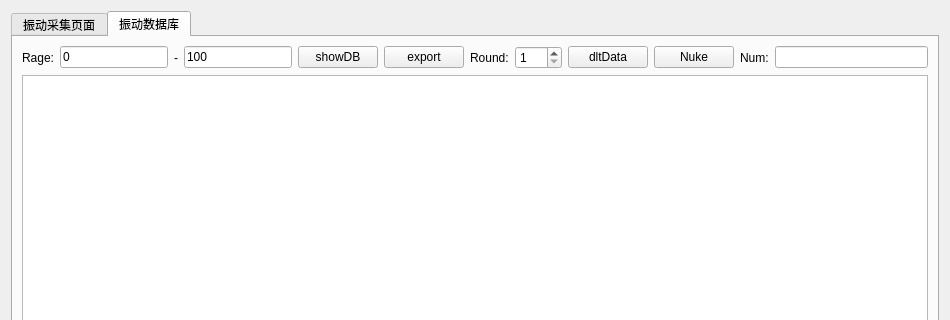
First picture: the form in vk701page.ui, repository Huier-git/drillControlSoftware, before the edit; both pictures show x 0 to 950 and y 0 to 320 of the 950 by 700 pixel window.
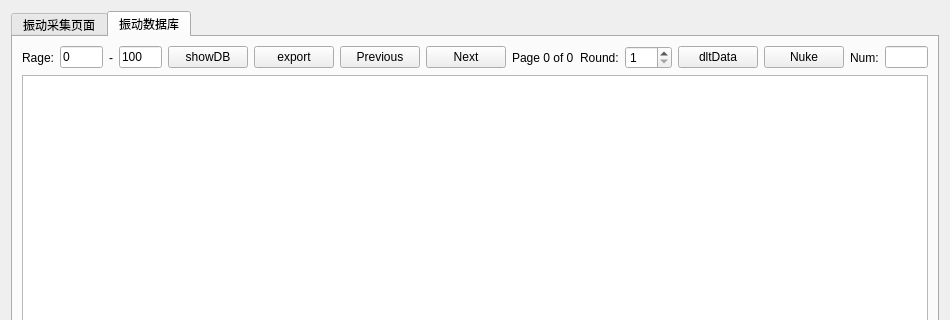
Second picture: the form after the edit. The open tabs and pages were chosen to show the change. Custom widgets are drawn as their Qt base class.

Commit message: feat: Enhance VK701 data acquisition and UI

```diff
--- a/vk701page.ui
+++ b/vk701page.ui
@@ -314,6 +314,27 @@
            </property>
           </widget>
          </item>
+         <item>
+          <widget class="QPushButton" name="btn_prevPage">
+           <property name="text">
+            <string>Previous</string>
+           </property>
+          </widget>
+         </item>
+         <item>
+          <widget class="QPushButton" name="btn_nextPage">
+           <property name="text">
+            <string>Next</string>
+           </property>
+          </widget>
+         </item>
+         <item>
+          <widget class="QLabel" name="lbl_pageInfo">
+           <property name="text">
+            <string>Page 0 of 0</string>
+           </property>
+          </widget>
+         </item>
          <item>
           <widget class="QLabel" name="label_5">
            <property name="text">
```
The commit also changes 7 other files.
